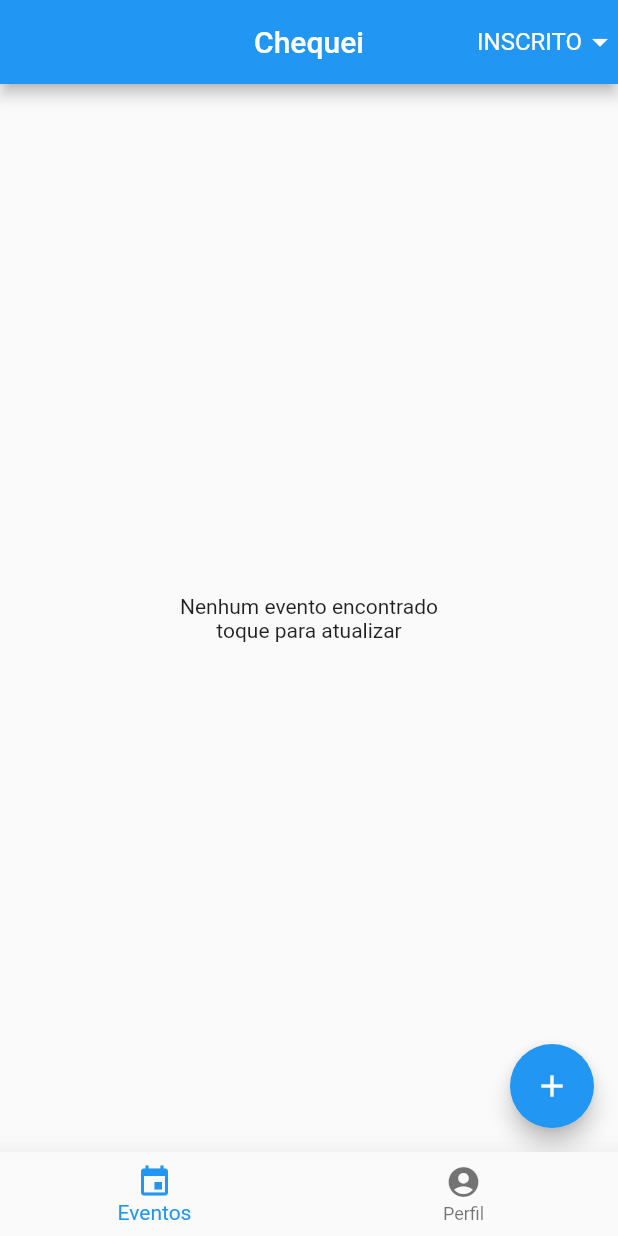
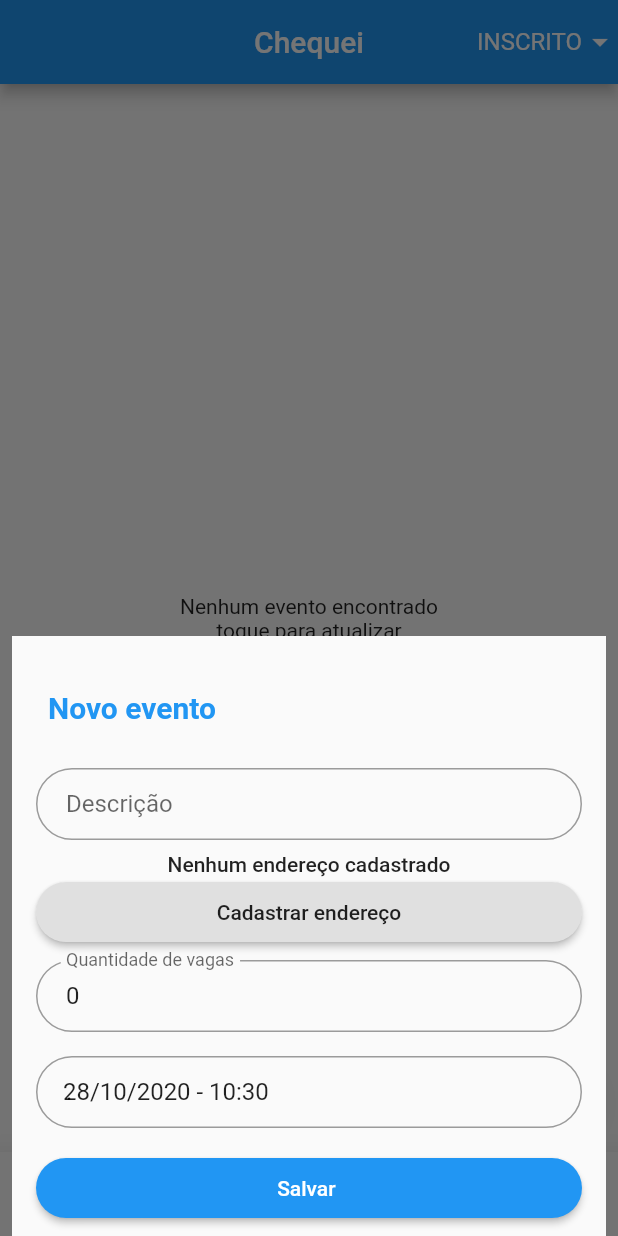
Before and after one commit to enosads/chequei_app, a Flutter app: the HomePage screen opened directly, after a tap on the "add" icon, on a phone screen of 412 x 824 dp. Run offline on Flutter 3.47's test engine with Material 2 defaults, Android fonts, the phone set to English and light mode, and no system bars; drawn by our look-alikes of date_time_picker; our stand-ins replace get, mask_text_input_formatter, shared_preferences; accounts and stored records are empty; network calls fail; statements that could not run were skipped.

Commit message:
eventos page

```diff
--- a/lib/models/endereco_model.dart
+++ b/lib/models/endereco_model.dart
@@ -155,6 +155,4 @@ class Endereco {
   static const String SAO_PAULO = 'SP';
   static const String SERGIPE = 'SE';
   static const String TOCANTINS = 'TO';
-
-
 }
--- a/lib/models/evento_model.dart
+++ b/lib/models/evento_model.dart
@@ -1,14 +1,16 @@
 import 'package:chequei/models/endereco_model.dart';
+import 'package:chequei/models/erro_model.dart';
+import 'package:chequei/models/field.dart';
 import 'package:chequei/models/usuario_model.dart';
 
 class Evento {
   int id;
   Endereco endereco;
-  String descricao;
+  Field<String> descricao;
   DateTime horario;
   Usuario criador;
   String codigo;
-  int quantidadeDeVagas;
+  Field<int> quantidadeDeVagas;
 
   Evento(
       {this.id,
@@ -19,15 +21,31 @@ class Evento {
       this.quantidadeDeVagas,
       this.criador});
 
-  Evento.fromMap(Map<String, dynamic> map) {
+  Evento.fromMap(Map<String, dynamic> map, {bool error = false}) {
+    if (error) {
+      if (map['descricao'] != null) {
+        descricao = Field<String>(
+            erros: map['descricao']
+                .map<Erro>((map) => Erro.fromMap(map))
+                .toList());
+      }
+      if (map['quantidade_de_vagas'] != null) {
+        quantidadeDeVagas = Field<int>(
+            erros: map['quantidade_de_vagas']
+                .map<Erro>((map) => Erro.fromMap(map))
+                .toList());
+      }
+    } else {
       id = map['id'];
       endereco =
           map['endereco'] != null ? Endereco.fromMap(map['endereco']) : null;
       criador = map['criador'] != null ? Usuario.fromMap(map['criador']) : null;
-    descricao = map['descricao'];
+      descricao = Field<String>(value:  map['descricao']);
       horario = DateTime.parse(map['horario']);
       codigo = map['codigo'];
-    quantidadeDeVagas = map['quantidade_de_vagas'];
+      quantidadeDeVagas = Field<int>(value:  map['quantidade_de_vagas']);
+
+    }
   }
 
   Map<String, dynamic> toMap() {
@@ -39,10 +57,10 @@ class Evento {
     if (this.criador != null) {
       data['criador'] = this.criador.toMap();
     }
-    data['descricao'] = this.descricao;
+    data['descricao'] = this.descricao.value;
     data['horario'] = this.horario.toString();
     data['codigo'] = this.codigo;
-    data['quantidade_de_vagas'] = this.quantidadeDeVagas;
+    data['quantidade_de_vagas'] = this.quantidadeDeVagas.value;
     data['criador'] = this.criador;
     return data;
   }
--- a/lib/pages/enderecos/enderecos_page.dart
+++ b/lib/pages/enderecos/enderecos_page.dart
@@ -11,8 +11,8 @@ class EnderecosPage extends StatelessWidget {
 
   @override
   Widget build(BuildContext context) {
-    return GetBuilder<EnderecosPageController>(
-      init: EnderecosPageController(),
+    return GetBuilder<EnderecosController>(
+      init: EnderecosController(),
       builder: (_) {
         return Scaffold(
           appBar: AppBar(
@@ -32,7 +32,7 @@ class EnderecosPage extends StatelessWidget {
     );
   }
 
-  _body(EnderecosPageController _) {
+  _body(EnderecosController _) {
     return RefreshIndicator(
       onRefresh: () => _.fetchEnderecos(),
       child: _.enderecos == null
--- a/lib/pages/enderecos/enderecos_page_controller.dart
+++ b/lib/pages/enderecos/enderecos_page_controller.dart
@@ -2,8 +2,8 @@ import 'package:chequei/models/endereco_model.dart';
 import 'package:chequei/pages/enderecos/endereco_api.dart';
 import 'package:get/get.dart';
 
-class EnderecosPageController extends GetxController {
-  static EnderecosPageController get to => Get.find();
+class EnderecosController extends GetxController {
+  static EnderecosController get to => Get.find();
 
   List<Endereco> enderecos;
 
--- a/lib/pages/eventos/eventos_api.dart
+++ b/lib/pages/eventos/eventos_api.dart
@@ -1,5 +1,6 @@
 import 'dart:convert';
 
+import 'package:chequei/models/endereco_model.dart';
 import 'package:chequei/models/evento_model.dart';
 import 'package:chequei/utils/api_response.dart';
 import 'package:chequei/utils/http_helper.dart' as http;
@@ -33,4 +34,43 @@ class EventosApi {
     }
   }
 
+  static Future<ApiResponse<Evento>> create(
+    String descricao,
+    Endereco endereco,
+    DateTime horario,
+    int quantidadeVagas,
+  ) async {
+    try {
+      var url = Factory.internal().getUrl() + 'novo_evento/';
+
+      final Map params = {
+        "descricao": descricao,
+        "horario": horario.toString(),
+        "quantidade_de_vagas": quantidadeVagas,
+        "endereco": endereco.id,
+      };
+
+      String s = json.encode(params);
+      print(s);
+      var response = await http.post(url, body: s);
+      print('POST >> $url  Status: ${response.statusCode}');
+
+      Map mapResponse = json.decode(utf8.decode(response.bodyBytes));
+      print(mapResponse);
+
+      if (response.statusCode >= 200 && response.statusCode <= 210) {
+        final evento = Evento.fromMap(mapResponse);
+
+        return ApiResponse.ok(result: evento);
+      } else {
+        final endereco = Evento.fromMap(mapResponse['detail'], error: true);
+
+        return ApiResponse.error(
+            msg: 'Algumas campos possuem erros.', result: endereco);
+      }
+    } catch (error, exception) {
+      print('Erro ao adicionar evento: $error > $exception');
+      return ApiResponse.error(msg: 'Não foi possível adicionar o evento');
+    }
+  }
 }
--- a/lib/pages/eventos/eventos_listview.dart
+++ b/lib/pages/eventos/eventos_listview.dart
@@ -31,7 +31,7 @@ class EventoListView extends StatelessWidget {
                         margin: EdgeInsets.only(
                             top: 16, left: 16, right: 16, bottom: 8),
                         child: Text(
-                          evento.descricao,
+                          evento.descricao.value,
                           style: TextStyle(
                               color: Colors.blue,
                               fontSize: 20,
--- a/lib/pages/eventos/eventos_page.dart
+++ b/lib/pages/eventos/eventos_page.dart
@@ -1,5 +1,6 @@
 import 'package:chequei/pages/eventos/eventos_controller.dart';
 import 'package:chequei/pages/eventos/eventos_listview.dart';
+import 'package:chequei/pages/eventos/novo_evento_bottom_sheet.dart';
 import 'package:flutter/material.dart';
 import 'package:get/get.dart';
 
@@ -52,7 +53,7 @@ class EventosPage extends StatelessWidget {
             ),
             body: _body(_),
             floatingActionButton: FloatingActionButton(
-              onPressed: () {},
+              onPressed: () => NovoEventoBottomSheet.show(),
               child: Icon(Icons.add),
 
             ),
--- /dev/null
+++ b/lib/pages/eventos/novo_evento_bottom_sheet.dart
@@ -0,0 +1,232 @@
+import 'package:chequei/models/endereco_model.dart';
+import 'package:chequei/models/evento_model.dart';
+import 'package:chequei/pages/enderecos/editar_endereco_bottom_sheet.dart';
+import 'package:chequei/widgets/app_bottom_sheet.dart';
+import 'package:chequei/widgets/app_button.dart';
+import 'package:chequei/widgets/app_text.dart';
+import 'package:date_time_picker/date_time_picker.dart';
+import 'package:flutter/material.dart';
+import 'package:get/get.dart';
+
+import 'novo_evento_bottom_sheet_controller.dart';
+
+class NovoEventoBottomSheet {
+  static show({Evento evento}) {
+    Get.bottomSheet(
+        GetBuilder<NovoEventoBottomSheetController>(
+          init: NovoEventoBottomSheetController(evento),
+          builder: (_) {
+            return Form(
+              key: _.formKey,
+              child: Stack(
+                alignment: Alignment.bottomCenter,
+                children: [
+                  Obx(
+                    () => _.salvarPressed.value
+                        ? Container(
+                            alignment: Alignment.center,
+                            child: CircularProgressIndicator(),
+                          )
+                        : GestureDetector(
+                            onTap: () => Get.back(),
+                            child: Container(color: Colors.transparent)),
+                  ),
+                  AppBottomSheet(
+                    title: '${evento != null ? 'Editar' : 'Novo'} evento',
+                    child: Column(
+                      children: [
+                        Container(
+                          child: Row(
+                            children: [
+                              Expanded(
+                                flex: 6,
+                                child: Container(
+                                  margin: EdgeInsets.only(
+                                      top: 8, bottom: 8, left: 16, right: 16),
+                                  child: AppText(
+                                    controller: _.tDescricao,
+                                    label: 'Descrição',
+                                    keyboardType: TextInputType.text,
+                                    validator: _.validateDescricao,
+                                  ),
+                                ),
+                              ),
+                            ],
+                          ),
+                        ),
+                        Obx(
+                          () => _.enderecos.isEmpty
+                              ? FlatButton(
+                                  onPressed: () {},
+                                  child: Column(
+                                    children: [
+                                      Text('Nenhum endereço cadastrado'),
+                                      AppButton(
+                                        'Cadastrar endereço',
+                                        onPressed: () {
+                                          Get.back();
+                                          EditarEnderecoBottomSheet.show();
+                                        },
+                                      ),
+                                    ],
+                                  ),
+                                )
+                              : Container(
+                                  margin: EdgeInsets.only(
+                                      top: 8, bottom: 8, left: 16, right: 16),
+                                  child: Row(
+                                    children: [
+                                      Container(
+                                        child: Expanded(
+                                          child: Column(
+                                            children: [
+                                              Stack(
+                                                children: [
+                                                  AppText(
+                                                    // validator: validator ?? null,
+                                                    readOnly: true,
+                                                  ),
+                                                  Container(
+                                                    width: Get.width,
+                                                    height: 47,
+                                                    color: Colors.transparent,
+                                                  ),
+                                                  Container(
+                                                    margin:
+                                                        EdgeInsets.symmetric(
+                                                            horizontal: 16),
+                                                    child: DropdownButton<
+                                                        Endereco>(
+                                                      items:
+                                                          _.enderecos.map((e) {
+                                                        return DropdownMenuItem(
+                                                          value: e,
+                                                          child: Text(
+                                                            '${e.getPrimeiraParte()} - ${e.bairro.value}, ${e.cidade.value}',
+                                                            maxLines: 1,
+                                                          ),
+                                                        );
+                                                      }).toList(),
+                                                      onTap: () => Get
+                                                          .focusScope
+                                                          .unfocus(),
+                                                      onChanged: (value) {
+                                                        if (value !=
+                                                                _.enderecoSelecionado
+                                                                    .value &&
+                                                            _.enderecos
+                                                                .contains(
+                                                                    value)) {
+                                                          _.enderecoSelecionado
+                                                              .value = value;
+                                                        }
+                                                      },
+                                                      value: _
+                                                          .enderecoSelecionado
+                                                          .value,
+                                                      isExpanded: true,
+                                                      underline: Container(),
+                                                    ),
+                                                  )
+                                                ],
+                                              ),
+                                            ],
+                                          ),
+                                        ),
+                                      ),
+                                      SizedBox(
+                                        width: 8,
+                                      ),
+                                      Container(
+                                        child: IconButton(
+                                          icon: Icon(
+                                            Icons.add,
+                                            color: Colors.blue,
+                                          ),
+                                          onPressed: () =>
+                                              EditarEnderecoBottomSheet.show(),
+                                        ),
+                                      )
+                                    ],
+                                  ),
+                                ),
+                        ),
+                        Container(
+                          child: Row(
+                            children: [
+                              Expanded(
+                                flex: 6,
+                                child: Container(
+                                  margin: EdgeInsets.only(
+                                      top: 8, bottom: 8, left: 16, right: 16),
+                                  child: AppText(
+                                    controller: _.tQuantidadeVagas,
+                                    label: 'Quantidade de vagas',
+                                    keyboardType: TextInputType.number,
+                                    validator: _.validateQuantidadeVagas,
+                                  ),
+                                ),
+                              ),
+                            ],
+                          ),
+                        ),
+                        Container(
+                          margin:
+                              EdgeInsets.symmetric(horizontal: 16, vertical: 8),
+                          child: Stack(
+                            children: [
+                              AppText(
+                                controller: TextEditingController(text: '.'),
+                                readOnly: true,
+                              ),
+                              Container(
+                                width: Get.width,
+                                height: 47,
+                                color: Colors.transparent,
+                              ),
+                              Container(
+                                margin: EdgeInsets.symmetric(horizontal: 18),
+                                child: DateTimePicker(
+                                  locale: Locale('pt', 'BR'),
+                                  type: DateTimePickerType.dateTime,
+                                  initialValue: DateTime.now()
+                                      .add(Duration(days: 1))
+                                      .toString(),
+                                  firstDate: DateTime.now(),
+                                  lastDate: DateTime(2100),
+                                  onChanged: (val) =>
+                                      _.horario.value = DateTime.parse(val),
+                                  dateMask: 'dd/MM/yyyy - HH:mm',
+                                  decoration:
+                                      InputDecoration(border: InputBorder.none),
+                                ),
+                              ),
+                            ],
+                          ),
+                        ),
+                        Container(
+                          margin:
+                              EdgeInsets.symmetric(horizontal: 16, vertical: 8),
+                          child: Obx(
+                            () => AppButton(
+                              'Salvar ',
+                              color: Colors.blue,
+                              textColor: Colors.white,
+                              onPressed: _.salvarPressed.value
+                                  ? null
+                                  : () => _.onClickSalvar(),
+                            ),
+                          ),
+                        ),
+                      ],
+                    ),
+                  ),
+                ],
+              ),
+            );
+          },
+        ),
+        isScrollControlled: true,
+        backgroundColor: Colors.transparent);
+  }
+}
--- /dev/null
+++ b/lib/pages/eventos/novo_evento_bottom_sheet_controller.dart
@@ -0,0 +1,106 @@
+import 'package:chequei/models/endereco_model.dart';
+import 'package:chequei/models/erro_model.dart';
+import 'package:chequei/models/evento_model.dart';
+import 'package:chequei/pages/enderecos/enderecos_page_controller.dart';
+import 'package:chequei/pages/eventos/eventos_api.dart';
+import 'package:chequei/pages/eventos/eventos_controller.dart';
+import 'package:chequei/utils/api_response.dart';
+import 'package:chequei/widgets/app_dialog.dart';
+import 'package:flutter/material.dart';
+import 'package:get/get.dart';
+
+class NovoEventoBottomSheetController extends GetxController {
+  Evento evento;
+
+  final enderecoSelecionado = Endereco(id: 1).obs;
+
+  List<Endereco> enderecos = [];
+  final enderecosEmpty = true.obs;
+
+  final horario = DateTime.now().add(Duration(days: 1)).obs;
+
+  NovoEventoBottomSheetController(this.evento);
+
+  TextEditingController tDescricao = TextEditingController();
+  TextEditingController tQuantidadeVagas = TextEditingController(text: '0');
+  ApiResponse<Evento> response;
+  final formKey = GlobalKey<FormState>();
+
+  final salvarPressed = false.obs;
+
+  static NovoEventoBottomSheetController get to => Get.find();
+
+  Future<void> fetchEnderecos({Endereco selecionarEndereco}) {
+    enderecos = EnderecosController.to.enderecos;
+    if (enderecos.length == 0) {
+      enderecosEmpty.value = true;
+    } else {
+      enderecoSelecionado.value = enderecos[enderecos.length - 1];
+      enderecosEmpty.value = false;
+    }
+  }
+
+  @override
+  void onInit() {
+    fetchEnderecos();
+  }
+
+  onClickSalvar() async {
+    salvarPressed.value = true;
+    print('onClickSalvar');
+    if (evento != null) {
+      // response = await EventosApi.update(
+      //     endereco.id,
+      //     tRua.text,
+      //     tNumero.text,
+      //     tBairro.text,
+      //     tCidade.text,
+      //     estadoSelecionado.value,
+      //     tCep.text,
+      //     tComplemento.text);
+    } else {
+      print('create');
+      response = await EventosApi.create(
+          tDescricao.text,
+          enderecoSelecionado.value,
+          horario.value,
+          tQuantidadeVagas.text.isNum
+              ? int.parse(tQuantidadeVagas.text)
+              : null);
+    }
+    if (response.ok) {
+      EventosController.to.fetchEventos();
+      Get.back();
+      AppDialog(
+        Text('Evento salvo com sucesso.'),
+        onCancel: () => Get.back(),
+        textCancel: "Ok",
+      );
+    } else {
+      formKey.currentState.validate();
+    }
+    salvarPressed.value = false;
+  }
+
+  String validateDescricao(String text) {
+    print('validateDescricao');
+    print(response.result);
+    if (response.result.descricao != null) {
+      List<Erro> erros = response.result.descricao.erros;
+      if (erros != null) {
+        return erros[0].message;
+      }
+    }
+    return null;
+  }
+
+  String validateQuantidadeVagas(String text) {
+    if (response.result.quantidadeDeVagas != null) {
+      List<Erro> erros = response.result.quantidadeDeVagas.erros;
+      if (erros != null) {
+        return erros[0].message;
+      }
+    }
+    return null;
+  }
+}
--- a/lib/utils/singleton.dart
+++ b/lib/utils/singleton.dart
@@ -5,8 +5,8 @@ class Factory {
 
   Factory.internal();
 
-  final String _ipDefault = 'https://chequei.herokuapp.com';
-  // final String _ipDefault = 'http://192.168.1.7:8000';
+  // final String _ipDefault = 'https://chequei.herokuapp.com';
+  final String _ipDefault = 'http://192.168.1.4:8000';
 
   String getUrl() {
     return '$_ipDefault/mobile/';
--- a/lib/widgets/app_bottom_sheet.dart
+++ b/lib/widgets/app_bottom_sheet.dart
@@ -33,6 +33,7 @@ class AppBottomSheet extends StatelessWidget {
               title: TitleTile(
                 title,
                 bold: true,
+                color: Colors.blue,
               ),
             )
           : Container(),
```
Also changed, not shown: lib/pages/enderecos/editar_endereco_bottom_sheet_controller.dart (+8 -3 lines), lib/pages/enderecos/enderecos_listview.dart (+4 -4 lines), lib/pages/perfil/usuario_controller.dart (+9 -1 lines). Lines whose indentation alone changed are shown as unchanged.
